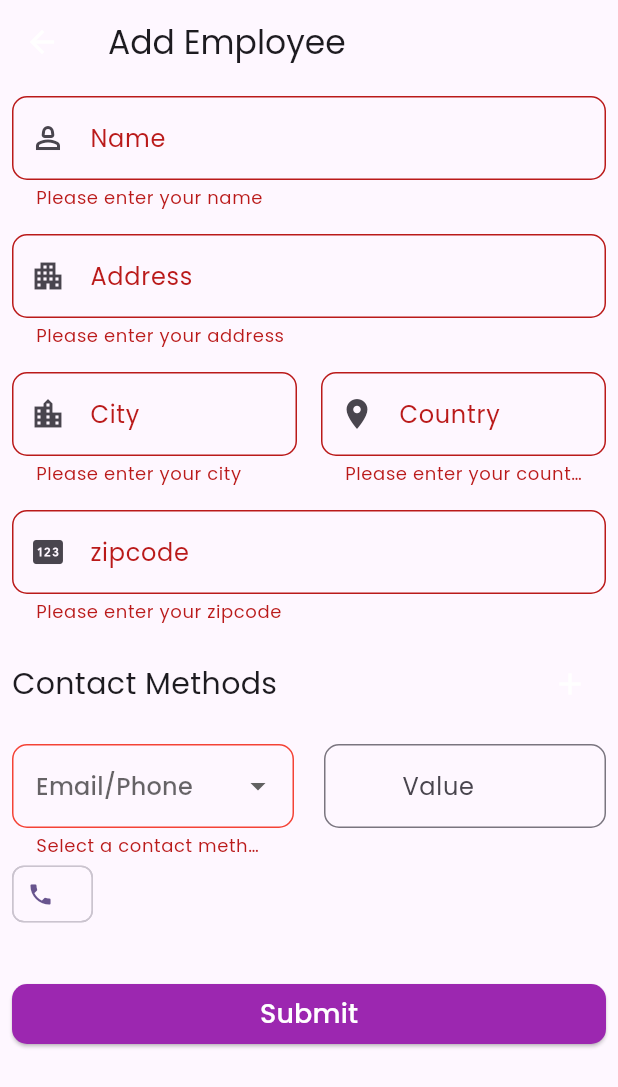
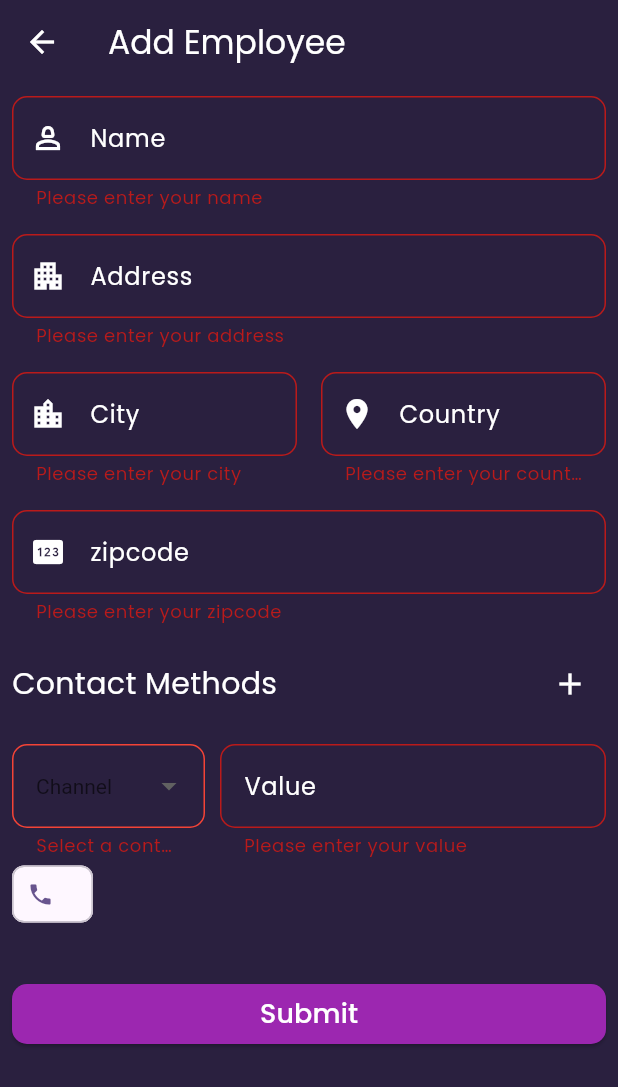
Before and after one commit to Sahil-kachhap/cosmocloud_assessment, a Flutter app: the EmployeeFormScreen screen opened directly, after a tap on the "add" icon, after a tap on "Submit", on a phone screen of 412 x 824 dp. Shown: the top 1087 px of the screen. Run offline on Flutter 3.47's test engine with Material 3 defaults, Android fonts, the phone set to English and light mode, and no system bars; our stand-ins replace flutter_bloc, flutter_dotenv, google_fonts; network calls fail.

Commit message:
chore: code refactor

```diff
--- a/lib/presentation/screens/employee_form_screen.dart
+++ b/lib/presentation/screens/employee_form_screen.dart
@@ -2,6 +2,7 @@ import "package:employee_management_system/data/DTO/contact_method.dart";
 import "package:employee_management_system/presentation/bloc/employee/employee_bloc.dart";
 import "package:employee_management_system/presentation/widgets/form_text_field.dart";
 import "package:employee_management_system/utils/constants.dart";
+import "package:employee_management_system/utils/device_utils.dart";
 import "package:flutter/material.dart";
 import "package:flutter_bloc/flutter_bloc.dart";
 
@@ -13,8 +14,7 @@ class EmployeeFormScreen extends StatefulWidget {
 }
 
 class _EmployeeFormScreenState extends State<EmployeeFormScreen> {
-  final GlobalKey<FormState> _formKey =
-      GlobalKey<FormState>(); // A key for managing the form
+  final GlobalKey<FormState> _formKey = GlobalKey<FormState>(); // A key for managing the form
   var selectedValue = "";
   List<String> contactChannels = ["Email", "Phone"];
   Map<String, String> contactMethods = {};
@@ -32,17 +32,19 @@ class _EmployeeFormScreenState extends State<EmployeeFormScreen> {
   @override
   Widget build(BuildContext context) {
     return Scaffold(
+      backgroundColor: const Color(Constants.backgroundDarkThemeColor),
       resizeToAvoidBottomInset: false,
       appBar: AppBar(
-        title: const Text("Add Employee"),
+        title: const Text("Add Employee", style: TextStyle(color: Colors.white),),
+        backgroundColor: const Color(Constants.backgroundDarkThemeColor),
       ),
       body: BlocListener<EmployeeBloc, EmployeeState>(
         listener: (context, state) {
            if(state is EmployeeCreated){
-             Constants.showSnackBar(context, state.message, Colors.green);
+             DeviceUtils.showSnackBar(context, state.message, Colors.green);
              Navigator.pop(context);
            } else if(state is ErrorState){
-             Constants.showSnackBar(context, state.errorMessage, Colors.red);
+             DeviceUtils.showSnackBar(context, state.errorMessage, Colors.red);
            }
         },
         child: Padding(
@@ -79,7 +81,7 @@ class _EmployeeFormScreenState extends State<EmployeeFormScreen> {
                   children: [
                     const Text(
                       "Contact Methods",
-                      style: TextStyle(fontSize: 20.0),
+                      style: TextStyle(fontSize: 20.0, color: Colors.white),
                     ),
                     IconButton(
                       onPressed: () {
@@ -103,8 +105,6 @@ class _EmployeeFormScreenState extends State<EmployeeFormScreen> {
                   crossAxisAlignment: CrossAxisAlignment.start,
                   children: [
                     Expanded(
-                      child: SizedBox(
-                        width: MediaQuery.of(context).size.width * 0.35,
                       child: DropdownButtonFormField<String>(
                         items: contactChannels.map((channel) => DropdownMenuItem(value: channel.toUpperCase(), child: Text(channel))).toList(),
                         onChanged: (value) {
@@ -112,11 +112,16 @@ class _EmployeeFormScreenState extends State<EmployeeFormScreen> {
                             selectedValue = value!;
                           });
                         },
+                        style: const TextStyle(color: Colors.white),
+                        dropdownColor: const Color(Constants.backgroundLightThemeColor),
                         decoration: InputDecoration(
-                            hintText: "Email/Phone",
+                          hintText: "Channel",
+                          hintStyle: const TextStyle(color: Colors.white),
+                          labelStyle: const TextStyle(color: Colors.white),
                           border: OutlineInputBorder(
                               borderRadius: BorderRadius.circular(10),
-                                borderSide: const BorderSide(width: 1, color: Colors.purple)),
+                              borderSide: const BorderSide(color: Colors.white)),
+                          focusedBorder: OutlineInputBorder(borderSide: const BorderSide(color: Colors.white), borderRadius: BorderRadius.circular(10)),
                           errorBorder: OutlineInputBorder(
                               borderSide: const BorderSide(width: 1, color: Colors.red),
                               borderRadius: BorderRadius.circular(10)),
@@ -130,12 +135,12 @@ class _EmployeeFormScreenState extends State<EmployeeFormScreen> {
                         },
                       ),
                     ),
-                    ),
                     const SizedBox(
-                      width: 20.0,
+                      width: 10.0,
                     ),
                     Expanded(
-                      child: FormTextField(controller: contactMethodController,labelText: "Value",contactMethods: methods),
+                      flex: 2,
+                      child: FormTextField(controller: contactMethodController,labelText: "Value"),
                     ),
                   ],
                 ),
@@ -156,6 +161,11 @@ class _EmployeeFormScreenState extends State<EmployeeFormScreen> {
                     onPressed: () {
                       if (_formKey.currentState!.validate()) {
                         _formKey.currentState!.save();
+
+                        // if user enters a single email/phone and submits the form instead of adding more contact methods.
+                        if(methods.isEmpty){
+                          methods.add(ContactMethod(method: selectedValue == "EMAIL" ? Method.email: Method.phone, value: contactMethodController.text));
+                        }
 
                         context.read<EmployeeBloc>().add(
                               CreateEmployeeEvent(
--- a/lib/presentation/widgets/form_text_field.dart
+++ b/lib/presentation/widgets/form_text_field.dart
@@ -1,4 +1,3 @@
-import 'package:employee_management_system/data/DTO/contact_method.dart';
 import 'package:flutter/material.dart';
 
 class FormTextField extends StatelessWidget {
@@ -7,32 +6,32 @@ class FormTextField extends StatelessWidget {
     required this.controller,
     required this.labelText,
     this.icon,
-    this.contactMethods,
   });
 
   final TextEditingController controller;
   final String labelText;
   final IconData? icon;
-  final List<ContactMethod>? contactMethods;
 
   @override
   Widget build(BuildContext context) {
     return TextFormField(
       controller: controller,
+      style: const TextStyle(color: Colors.white),
       decoration: InputDecoration(
         labelText: labelText,
-        prefixIcon: Icon(icon),
+        labelStyle: const TextStyle(color: Colors.white),
+        prefixIcon: icon != null ? Icon(icon): null,
+        prefixIconColor: Colors.white,
         border: OutlineInputBorder(
+          borderSide: const BorderSide(color: Colors.white),
           borderRadius: BorderRadius.circular(10.0),
         ),
+        focusedBorder: OutlineInputBorder(borderSide: const BorderSide(color: Colors.white), borderRadius: BorderRadius.circular(10.0))
       ),
       validator: (value) {
-        if (contactMethods == null && value!.isEmpty) {
+        if (value!.isEmpty) {
           return "Please enter your ${labelText.toLowerCase()}";
-        } else if(contactMethods != null && contactMethods!.isEmpty){
-          return "Add atleast 1 contact method";
         }
-
         return null;
       },
     );
```
Lines whose indentation alone changed are shown as unchanged.
